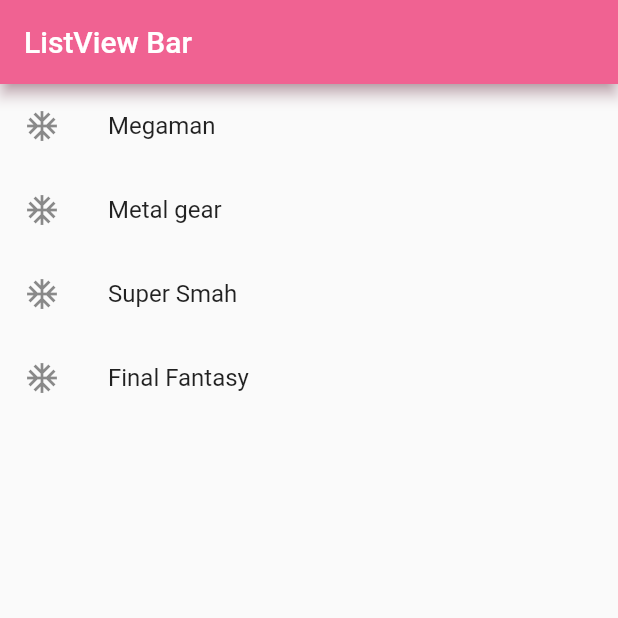
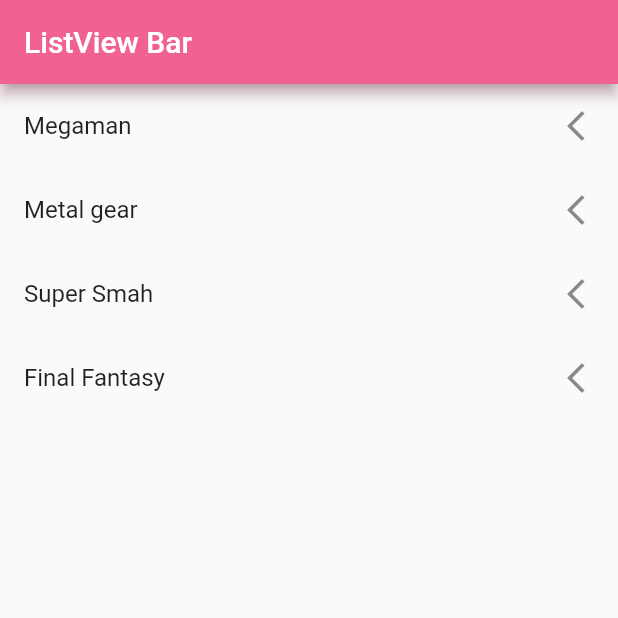
Before and after one commit to JuliethAnarosa/Flutter, a Flutter app: the screen it shows after launch, on a phone screen of 412 x 824 dp, the top half of it. Run offline on Flutter 3.47's test engine with Material 2 defaults, Android fonts, the phone set to English and light mode, and no system bars.

Commit message:
trailing in list

```diff
--- a/flutter_application_v1/lib/screens/listview1_screen.dart
+++ b/flutter_application_v1/lib/screens/listview1_screen.dart
@@ -19,12 +19,15 @@
       ),
       body: ListView(
         children: [
-          ...options.map(
-            (game) => ListTile(
-              leading: Icon(Icons.ac_unit),
-              title: Text(game),
-            ),
-          ),
+          ...options
+              .map(
+                (game) => ListTile(
+                  //leading: Icon(Icons.ac_unit),
+                  trailing: Icon(Icons.arrow_back_ios_new_outlined),
+                  title: Text(game),
+                ),
+              )
+              .toList(),
         ],
       ),
     );
```
